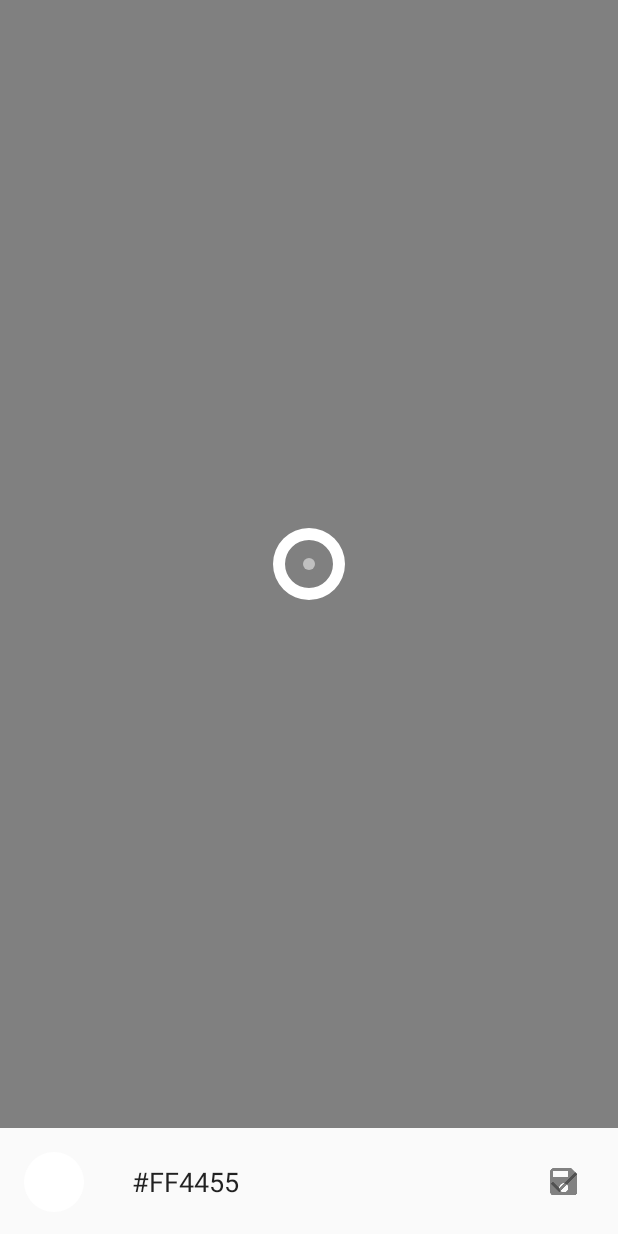
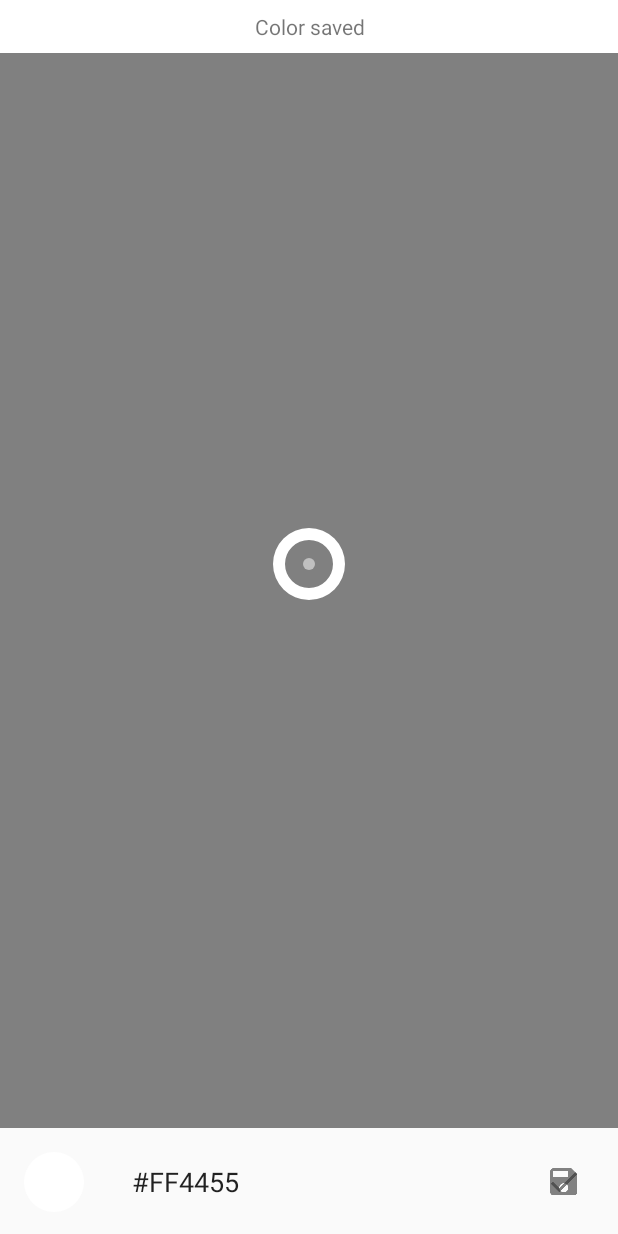
Before and after one commit to tvbarthel/CameraColorPicker, an Android app: the layout activity_color_picker.xml on its own in the app's theme, with its tools: preview values and no code run, on a phone screen of 412 x 824 dp. Run offline under Robolectric (Android 15) with nearby library versions, the phone set to English and light mode, and no system bars.

Commit message:
Add a message to notify that a color is successfully saved.

```diff
--- a/CameraColorPicker/app/src/main/res/layout/activity_color_picker.xml
+++ b/CameraColorPicker/app/src/main/res/layout/activity_color_picker.xml
@@ -26,6 +26,17 @@
             android:background="@drawable/pointer" />
 
     </FrameLayout>
+
+    <TextView
+        android:id="@+id/activity_color_picker_confirm_save_message"
+        android:layout_width="match_parent"
+        android:layout_height="wrap_content"
+        android:background="@android:color/white"
+        android:gravity="center"
+        android:padding="8dp"
+        android:text="@string/activity_color_picker_confirm_save_message"
+        android:visibility="invisible"
+        tools:visibility="visible" />
 
 
     <RelativeLayout
--- a/CameraColorPicker/app/src/main/res/values/strings.xml
+++ b/CameraColorPicker/app/src/main/res/values/strings.xml
@@ -12,6 +12,7 @@
 
     <!-- Color picker activity -->
     <string name="activity_color_picker_label">Pick a color</string>
+    <string name="activity_color_picker_confirm_save_message">Color saved</string>
 
     <!-- Color detail activity -->
     <string name="activity_color_detail_label">Detail</string>
```
Also changed, not shown: CameraColorPicker/app/src/main/java/fr/tvbarthel/apps/cameracolorpicker/activities/ColorPickerActivity.java (+72 -0 lines).
